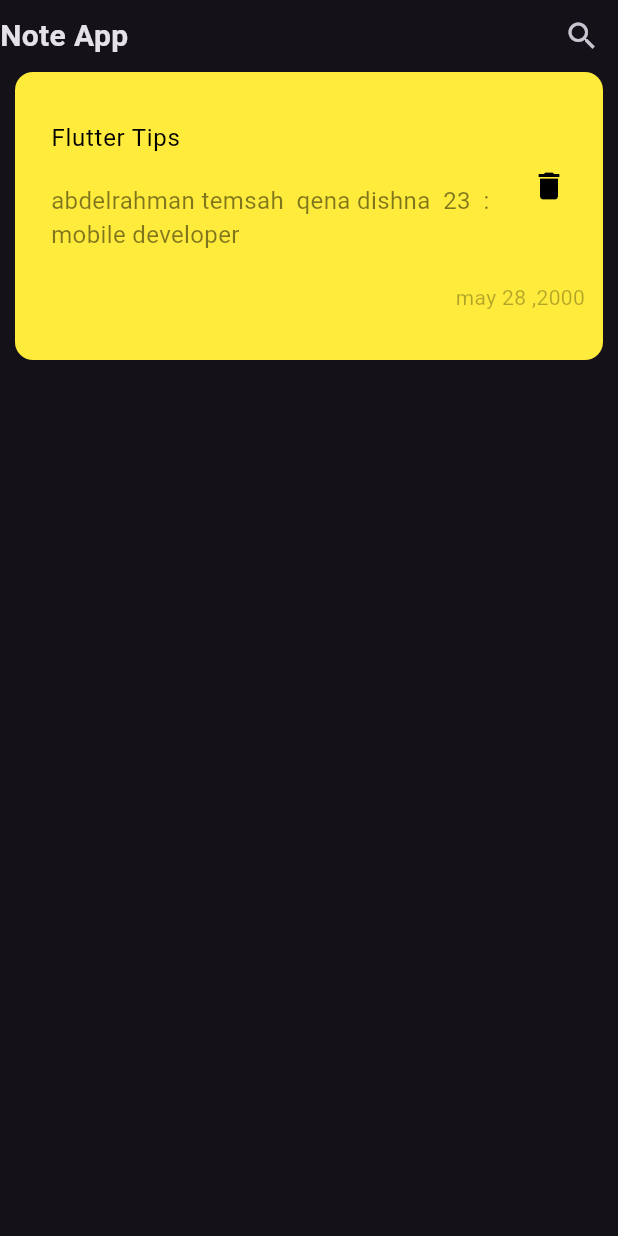
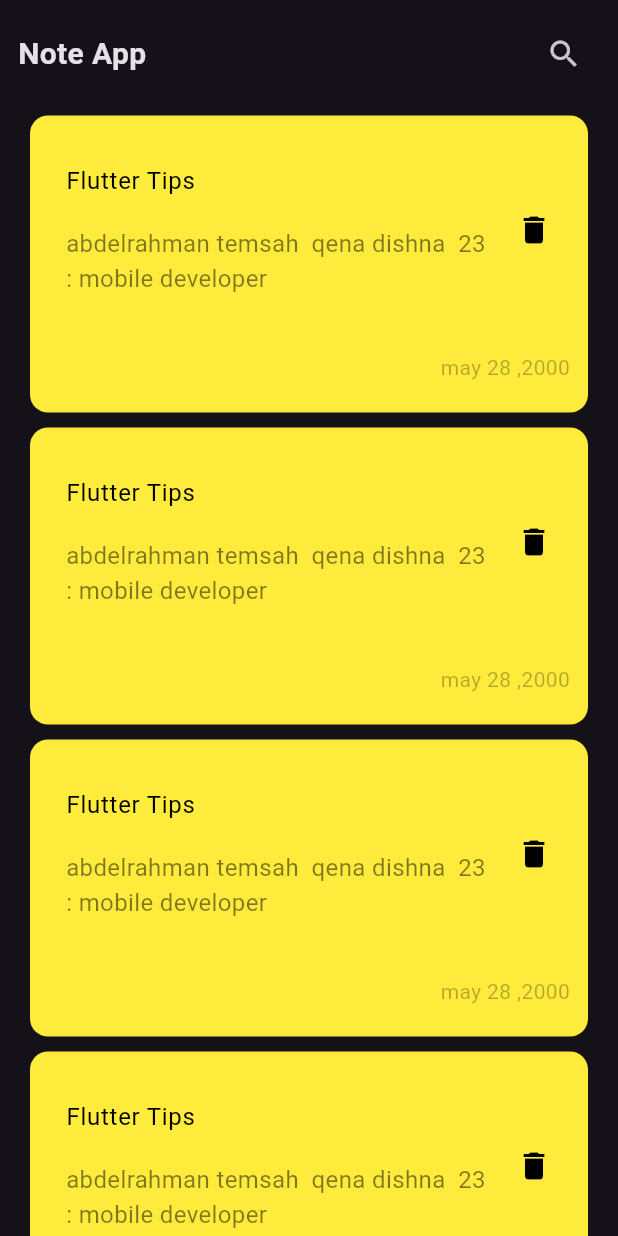
Before and after one commit to abdelrahman3003/Gathery, a Flutter app: the screen it shows after launch, on a phone screen of 412 x 824 dp. Run offline on Flutter 3.47's test engine with Material 3 defaults, Android fonts, the phone set to English and light mode, and no system bars.

Commit message:
create lsitNots

```diff
--- /dev/null
+++ b/lib/views/widgets/listNotes.dart
@@ -0,0 +1,19 @@
+import 'package:flutter/material.dart';
+import 'package:note_app/views/widgets/note.dart';
+
+class ListNotes extends StatelessWidget {
+  const ListNotes({super.key});
+
+  @override
+  Widget build(BuildContext context) {
+    return ListView.builder(
+      itemCount: 10,
+      itemBuilder: (context, index) {
+        return Padding(
+          padding: const EdgeInsets.symmetric(horizontal: 20, vertical: 5),
+          child: Note(),
+        );
+      },
+    );
+  }
+}
--- a/lib/views/widgets/note.dart
+++ b/lib/views/widgets/note.dart
@@ -34,7 +34,7 @@ class Note extends StatelessWidget {
             ),
           ),
           Padding(
-            padding: const EdgeInsets.all(12.0),
+            padding: const EdgeInsets.only(top: 30, right: 12),
             child: Text("may 28 ,2000",
                 style: TextStyle(
                   color: Colors.black.withOpacity(.3),
--- a/lib/views/widgets/note_view_body.dart
+++ b/lib/views/widgets/note_view_body.dart
@@ -1,5 +1,6 @@
 import 'package:flutter/material.dart';
 import 'package:note_app/views/widgets/customappbar.dart';
+import 'package:note_app/views/widgets/listNotes.dart';
 import 'package:note_app/views/widgets/note.dart';
 
 class NoteViewBody extends StatelessWidget {
@@ -9,11 +10,11 @@ class NoteViewBody extends StatelessWidget {
   Widget build(BuildContext context) {
     return Column(
       children: [
-        CustomAppbar(),
-        Padding(
-          padding: const EdgeInsets.symmetric(horizontal: 10),
-          child: Note(),
+        const Padding(
+          padding: const EdgeInsets.all(12.0),
+          child: CustomAppbar(),
         ),
+        Expanded(child: ListNotes()),
       ],
     );
   }
```
